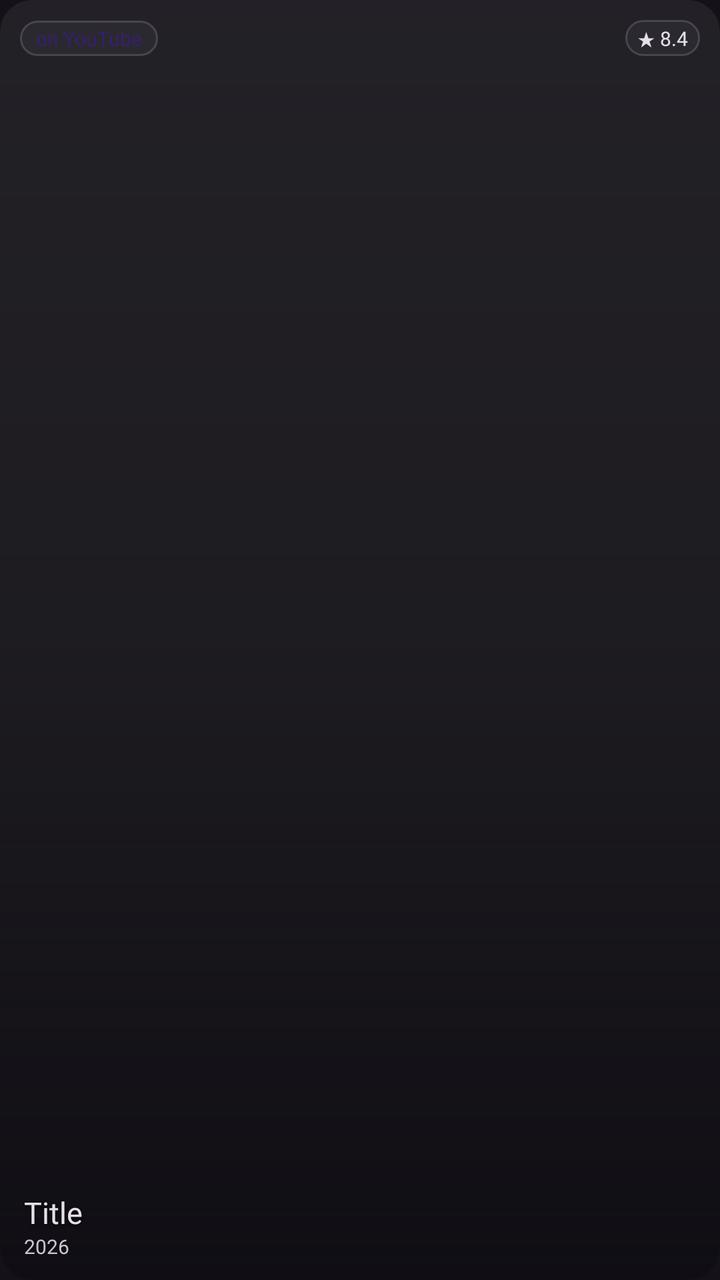
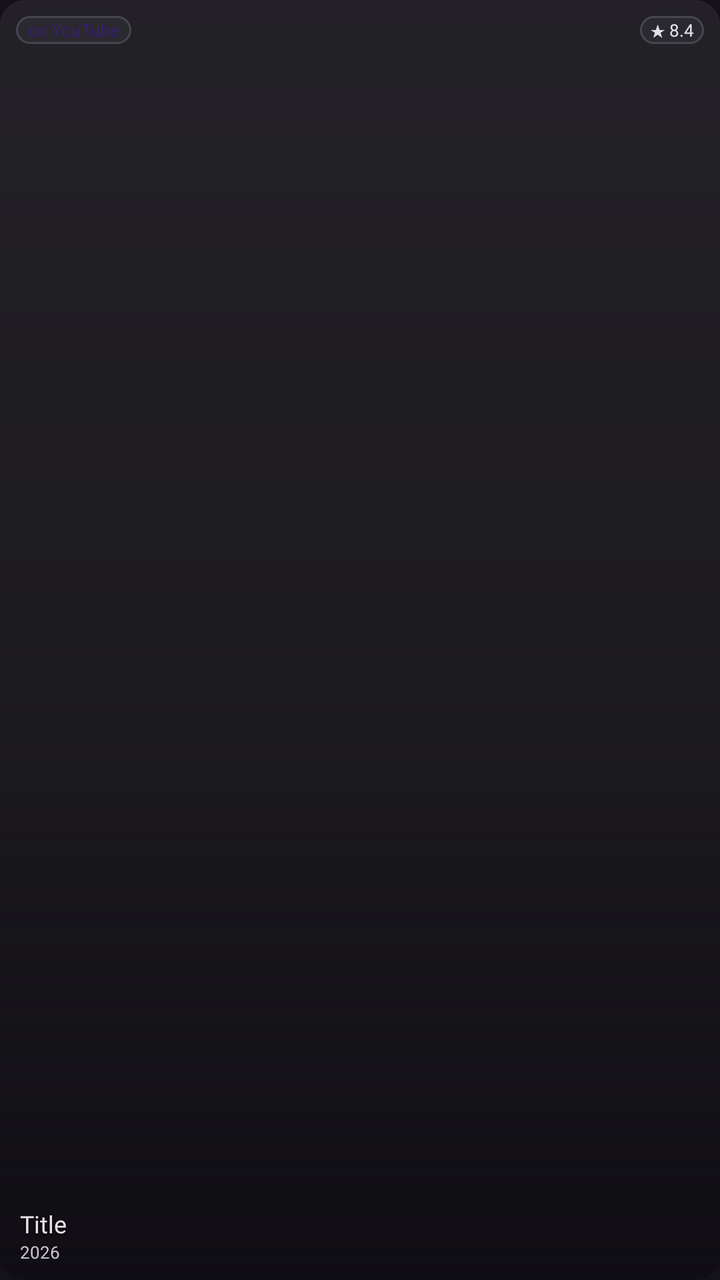

Compare the two renders of this Android layout. The source of the first and the diff that turns it into the second are given below.
<!-- AndroidManifest.xml: application theme Theme.CliminTv.Expressive -->
<!-- res/layout/item_m3_super_card.xml -->
<?xml version="1.0" encoding="utf-8"?>
<androidx.cardview.widget.CardView xmlns:android="http://schemas.android.com/apk/res/android"
    xmlns:app="http://schemas.android.com/apk/res-auto"
    android:id="@+id/super_card_root"
    android:layout_width="240dp"
    android:layout_height="138dp"
    android:layout_marginEnd="16dp"
    android:layout_marginTop="4dp"
    android:layout_marginBottom="4dp"
    android:clickable="true"
    android:focusable="true"
    app:cardBackgroundColor="@color/m3_dark_sch"
    app:cardCornerRadius="16dp"
    app:cardElevation="0dp">

    <FrameLayout
        android:layout_width="match_parent"
        android:layout_height="match_parent">

        
        <ImageView
            android:id="@+id/media_backdrop"
            android:layout_width="match_parent"
            android:layout_height="match_parent"
            android:contentDescription="@null"
            android:scaleType="centerCrop" />

        
        <View
            android:id="@+id/media_scrim"
            android:layout_width="match_parent"
            android:layout_height="match_parent"
            android:background="@drawable/bg_m3_card_scrim" />

        
        <LinearLayout
            android:layout_width="match_parent"
            android:layout_height="wrap_content"
            android:orientation="horizontal"
            android:padding="10dp">

            <TextView
                android:id="@+id/badge_provider"
                android:layout_width="wrap_content"
                android:layout_height="wrap_content"
                android:background="@drawable/bg_m3_pill_chip"
                android:fontFamily="@font/outfit_medium"
                android:paddingStart="8dp"
                android:paddingTop="2dp"
                android:paddingEnd="8dp"
                android:paddingBottom="2dp"
                android:text="on YouTube"
                android:textColor="@color/m3_dark_onpri"
                android:textSize="10sp" />

            <View
                android:layout_width="0dp"
                android:layout_height="1dp"
                android:layout_weight="1" />

            <TextView
                android:id="@+id/badge_rating"
                android:layout_width="wrap_content"
                android:layout_height="wrap_content"
                android:background="@drawable/bg_m3_pill_chip"
                android:fontFamily="@font/outfit_medium"
                android:paddingStart="6dp"
                android:paddingTop="2dp"
                android:paddingEnd="6dp"
                android:paddingBottom="2dp"
                android:text="★ 8.4"
                android:textColor="@color/m3_dark_onbg"
                android:textSize="10sp" />
        </LinearLayout>

        
        <LinearLayout
            android:layout_width="match_parent"
            android:layout_height="wrap_content"
            android:layout_gravity="bottom"
            android:orientation="vertical"
            android:paddingStart="12dp"
            android:paddingEnd="12dp"
            android:paddingBottom="10dp">

            <TextView
                android:id="@+id/media_title"
                android:layout_width="match_parent"
                android:layout_height="wrap_content"
                android:ellipsize="end"
                android:fontFamily="@font/outfit_medium"
                android:maxLines="1"
                android:shadowColor="#CC000000"
                android:shadowDx="0"
                android:shadowDy="2"
                android:shadowRadius="4"
                android:text="Title"
                android:textColor="@color/m3_dark_onbg"
                android:textSize="15sp" />

            <TextView
                android:id="@+id/media_year"
                android:layout_width="match_parent"
                android:layout_height="wrap_content"
                android:fontFamily="@font/outfit_regular"
                android:text="2026"
                android:textColor="@color/m3_dark_osv"
                android:textSize="10sp" />
        </LinearLayout>

    </FrameLayout>

</androidx.cardview.widget.CardView>
<!-- resources referenced by this layout -->
<resources>
  <color name="m3_dark_onbg">#E6E0E9</color>
  <color name="m3_dark_onpri">#381E72</color>
  <color name="m3_dark_osv">#CAC4D0</color>
  <color name="m3_dark_sch">#2B2930</color>
  <!-- drawable bg_m3_card_scrim (drawable) -->
  <?xml version="1.0" encoding="utf-8"?>
  <shape xmlns:android="http://schemas.android.com/apk/res/android">
      <gradient
          android:angle="270"
          android:startColor="#33000000"
          android:centerColor="#55000000"
          android:endColor="#DD0B090F"
          android:type="linear" />
  </shape>
  <!-- drawable bg_m3_pill_chip (drawable) -->
  <?xml version="1.0" encoding="utf-8"?>
  <selector xmlns:android="http://schemas.android.com/apk/res/android">
      <item android:state_focused="true">
          <shape android:shape="rectangle">
              <corners android:radius="999dp" />
              <solid android:color="@color/m3_chip_bg_focused" />
              <stroke android:width="2dp" android:color="@color/m3_outline_focused" />
          </shape>
      </item>
      <item>
          <shape android:shape="rectangle">
              <corners android:radius="999dp" />
              <solid android:color="@color/m3_chip_bg" />
              <stroke android:width="1dp" android:color="@color/m3_outline" />
          </shape>
      </item>
  </selector>
  <style name="Theme.CliminTv.Expressive" parent="@android:style/Theme.NoTitleBar.Fullscreen">
          <item name="android:windowBackground">@color/m3_surface_container_lowest</item>
          <item name="android:colorBackground">@color/m3_surface_container_lowest</item>
          <item name="android:textColor">@color/m3_on_surface</item>
          <item name="android:textColorSecondary">@color/m3_on_surface_variant</item>
          <item name="android:windowNoTitle">true</item>
          <item name="android:windowFullscreen">true</item>
          <item name="android:windowOverscan">true</item>
          <item name="android:windowAnimationStyle">@null</item>
      </style>
  <color name="m3_chip_bg_focused">#4F378B</color>
  <color name="m3_outline_focused">#FFFFFF</color>
  <color name="m3_chip_bg">#2B2930</color>
  <color name="m3_outline">#49454F</color>
  <color name="m3_surface_container_lowest">#141218</color>
  <color name="m3_on_surface">#E6E0E9</color>
  <color name="m3_on_surface_variant">#CAC4D0</color>
</resources>

<!-- the commit's change to res/layout/item_m3_super_card.xml (unified diff, before → after) -->
@@ -2,15 +2,15 @@
 <androidx.cardview.widget.CardView xmlns:android="http://schemas.android.com/apk/res/android"
     xmlns:app="http://schemas.android.com/apk/res-auto"
     android:id="@+id/super_card_root"
-    android:layout_width="240dp"
-    android:layout_height="138dp"
-    android:layout_marginEnd="16dp"
-    android:layout_marginTop="4dp"
-    android:layout_marginBottom="4dp"
+    android:layout_width="180dp"
+    android:layout_height="104dp"
+    android:layout_marginEnd="12dp"
+    android:layout_marginTop="3dp"
+    android:layout_marginBottom="3dp"
     android:clickable="true"
     android:focusable="true"
     app:cardBackgroundColor="@color/m3_dark_sch"
-    app:cardCornerRadius="16dp"
+    app:cardCornerRadius="12dp"
     app:cardElevation="0dp">
 
     <FrameLayout
@@ -37,7 +37,7 @@
             android:layout_width="match_parent"
             android:layout_height="wrap_content"
             android:orientation="horizontal"
-            android:padding="10dp">
+            android:padding="8dp">
 
             <TextView
                 android:id="@+id/badge_provider"
@@ -45,13 +45,13 @@
                 android:layout_height="wrap_content"
                 android:background="@drawable/bg_m3_pill_chip"
                 android:fontFamily="@font/outfit_medium"
-                android:paddingStart="8dp"
-                android:paddingTop="2dp"
-                android:paddingEnd="8dp"
-                android:paddingBottom="2dp"
+                android:paddingStart="6dp"
+                android:paddingTop="1dp"
+                android:paddingEnd="6dp"
+                android:paddingBottom="1dp"
                 android:text="on YouTube"
                 android:textColor="@color/m3_dark_onpri"
-                android:textSize="10sp" />
+                android:textSize="8.5sp" />
 
             <View
                 android:layout_width="0dp"
@@ -64,13 +64,13 @@
                 android:layout_height="wrap_content"
                 android:background="@drawable/bg_m3_pill_chip"
                 android:fontFamily="@font/outfit_medium"
-                android:paddingStart="6dp"
-                android:paddingTop="2dp"
-                android:paddingEnd="6dp"
-                android:paddingBottom="2dp"
+                android:paddingStart="5dp"
+                android:paddingTop="1dp"
+                android:paddingEnd="5dp"
+                android:paddingBottom="1dp"
                 android:text="★ 8.4"
                 android:textColor="@color/m3_dark_onbg"
-                android:textSize="10sp" />
+                android:textSize="8.5sp" />
         </LinearLayout>
 
         
@@ -79,9 +79,9 @@
             android:layout_height="wrap_content"
             android:layout_gravity="bottom"
             android:orientation="vertical"
-            android:paddingStart="12dp"
-            android:paddingEnd="12dp"
-            android:paddingBottom="10dp">
+            android:paddingStart="10dp"
+            android:paddingEnd="10dp"
+            android:paddingBottom="8dp">
 
             <TextView
                 android:id="@+id/media_title"
@@ -93,10 +93,10 @@
                 android:shadowColor="#CC000000"
                 android:shadowDx="0"
                 android:shadowDy="2"
-                android:shadowRadius="4"
+                android:shadowRadius="3"
                 android:text="Title"
                 android:textColor="@color/m3_dark_onbg"
-                android:textSize="15sp" />
+                android:textSize="12sp" />
 
             <TextView
                 android:id="@+id/media_year"
@@ -105,7 +105,7 @@
                 android:fontFamily="@font/outfit_regular"
                 android:text="2026"
                 android:textColor="@color/m3_dark_osv"
-                android:textSize="10sp" />
+                android:textSize="8.5sp" />
         </LinearLayout>
 
     </FrameLayout>
